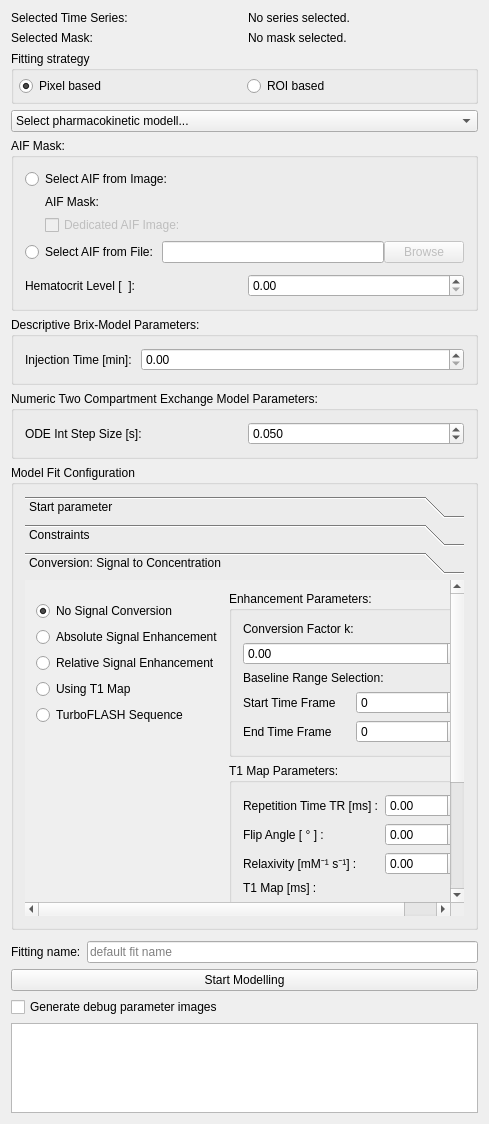
Old version of the form Plugins/org.mitk.gui.qt.pharmacokinetics.mri/src/internal/MRPerfusionViewControls.ui in the repository MITK/MITK.
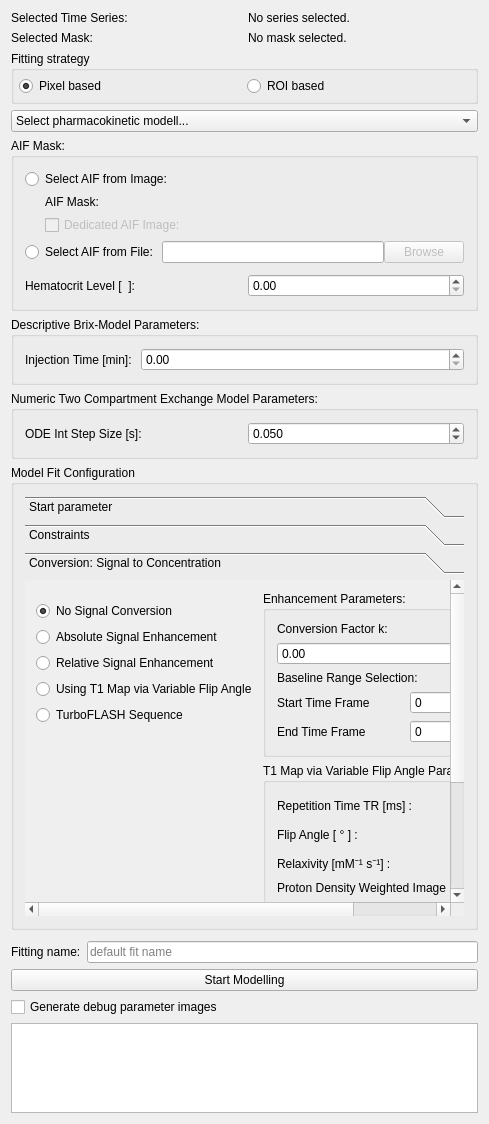
New version of the form. The open tabs and pages were chosen to show the change. Custom widgets are drawn as their Qt base class.

Commit message: Rename "Using T1 map"-related UI entries to more specific variable flip angle names. Rename variables used in this context accordingly for more clarity.

Patch:
```diff
--- a/Plugins/org.mitk.gui.qt.pharmacokinetics.mri/src/internal/MRPerfusionViewControls.ui
+++ b/Plugins/org.mitk.gui.qt.pharmacokinetics.mri/src/internal/MRPerfusionViewControls.ui
@@ -369,9 +369,9 @@
          <property name="geometry">
           <rect>
            <x>0</x>
-           <y>-17</y>
-           <width>433</width>
-           <height>473</height>
+           <y>-40</y>
+           <width>449</width>
+           <height>397</height>
           </rect>
          </property>
          <attribute name="label">
@@ -410,7 +410,7 @@
             <item>
              <widget class="QRadioButton" name="radioButtonUsingT1">
               <property name="text">
-               <string>Using T1 Map</string>
+               <string>Using T1 Map via Variable Flip Angle</string>
               </property>
              </widget>
             </item>
@@ -494,7 +494,7 @@
             <item>
              <widget class="QGroupBox" name="groupBox_viaT1Map">
               <property name="title">
-               <string>T1 Map Parameters:</string>
+               <string>T1 Map via Variable Flip Angle Parameters:</string>
               </property>
               <layout class="QGridLayout" name="gridLayout_5">
                <item row="1" column="0">
@@ -527,7 +527,7 @@
                <item row="3" column="0">
                 <widget class="QLabel" name="label_8">
                  <property name="text">
-                  <string>T1 Map [ms] :</string>
+                  <string>Proton Density Weighted Image :</string>
                  </property>
                 </widget>
                </item>
```
Left out of the diff: 14 changed lines with no effect on the pictures. The commit also changes 1 other file.
